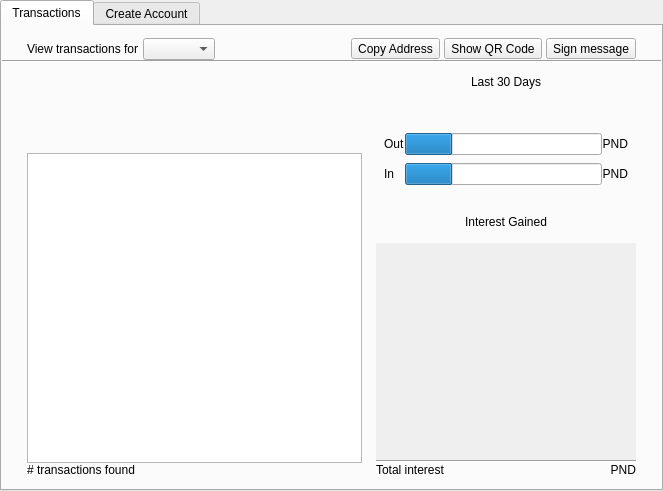
Qt form src/qt/forms/accountpage.ui (justthedoctor/pandacoin-dev) before a commit.
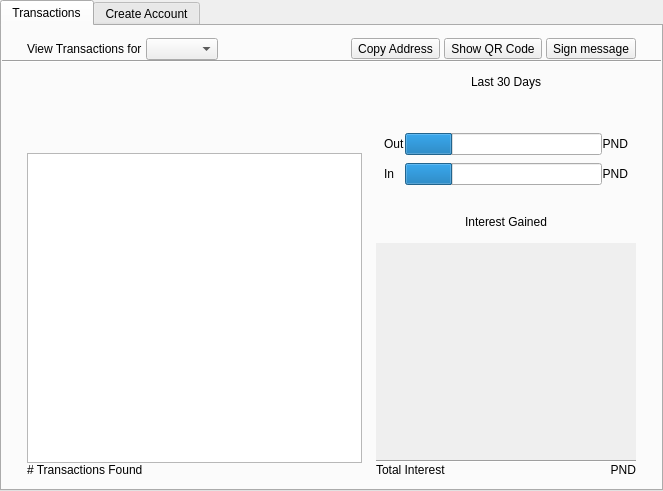
The same form after that commit. Icons and pictures are not drawn. Custom widgets are drawn as their Qt base class.

The edit to the form file:
```diff
--- a/src/qt/forms/accountpage.ui
+++ b/src/qt/forms/accountpage.ui
@@ -86,7 +86,7 @@
             </sizepolicy>
            </property>
            <property name="text">
-            <string>View transactions for</string>
+            <string>View Transactions for</string>
            </property>
           </widget>
          </item>
@@ -235,7 +235,7 @@
              <item>
               <widget class="QLabel" name="num_transactions_found_footer">
                <property name="text">
-                <string notr="true"># transactions found</string>
+                <string notr="true"># Transactions Found</string>
                </property>
               </widget>
              </item>
@@ -505,7 +505,7 @@
                <item>
                 <widget class="QLabel" name="total_interest_label">
                  <property name="text">
-                  <string>Total interest</string>
+                  <string>Total Interest</string>
                  </property>
                 </widget>
                </item>
```
Left out of the diff: 57 changed lines with no effect on the pictures.
